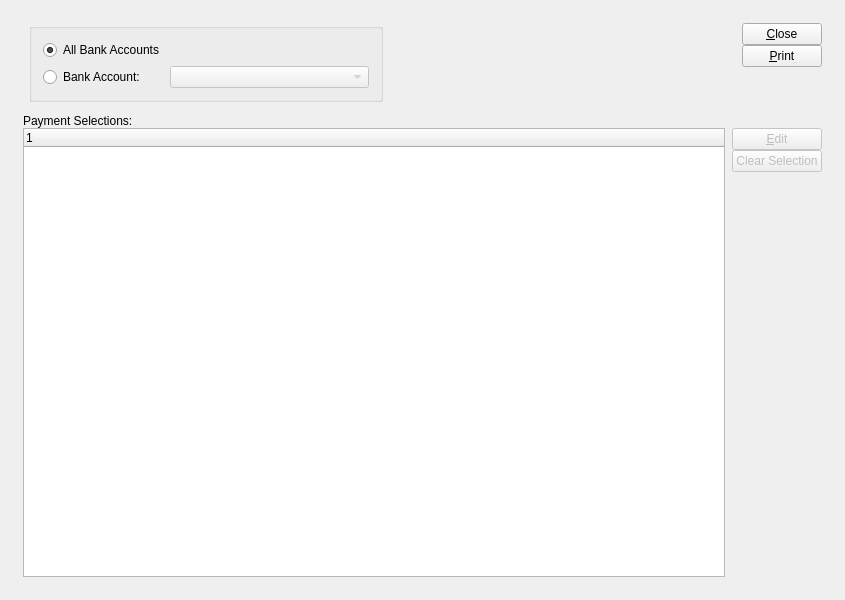
First picture: the form in guiclient/selectedPayments.ui, repository Pegasus-RPG/xtuple-client, before the edit.
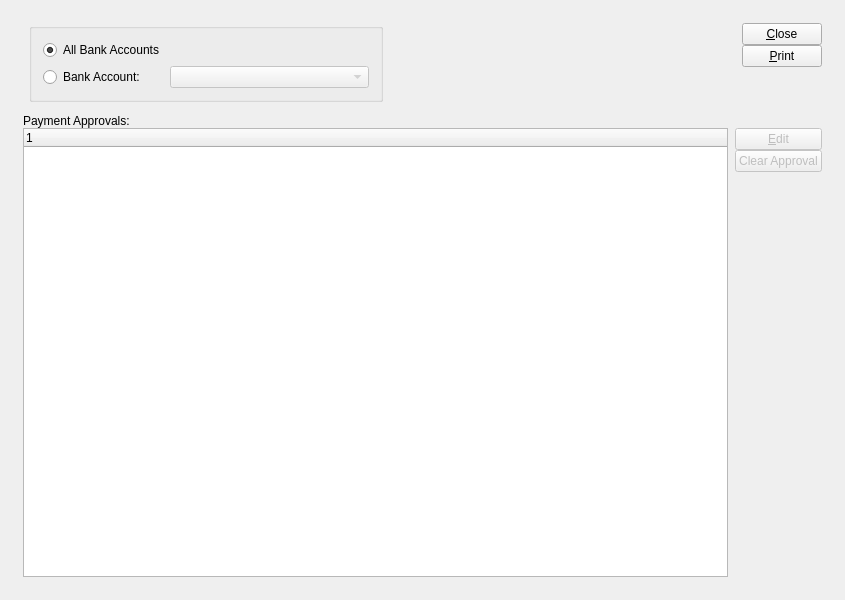
Second picture: the form after the edit. Custom widgets are drawn as their Qt base class.

```diff
--- a/guiclient/selectedPayments.ui
+++ b/guiclient/selectedPayments.ui
@@ -206,7 +206,7 @@
           <item>
            <widget class="QLabel" name="_paymentSelectionsLit" >
             <property name="text" >
-             <string>Payment Selections:</string>
+             <string>Payment Approvals:</string>
             </property>
            </widget>
           </item>
@@ -251,7 +251,7 @@
                    <bool>false</bool>
                   </property>
                   <property name="text" >
-                   <string>Clear Selection</string>
+                   <string>Clear Approval</string>
                   </property>
                   <property name="autoDefault" >
                    <bool>false</bool>
```
Left out of the diff: 2 changed lines with no effect on the pictures.
